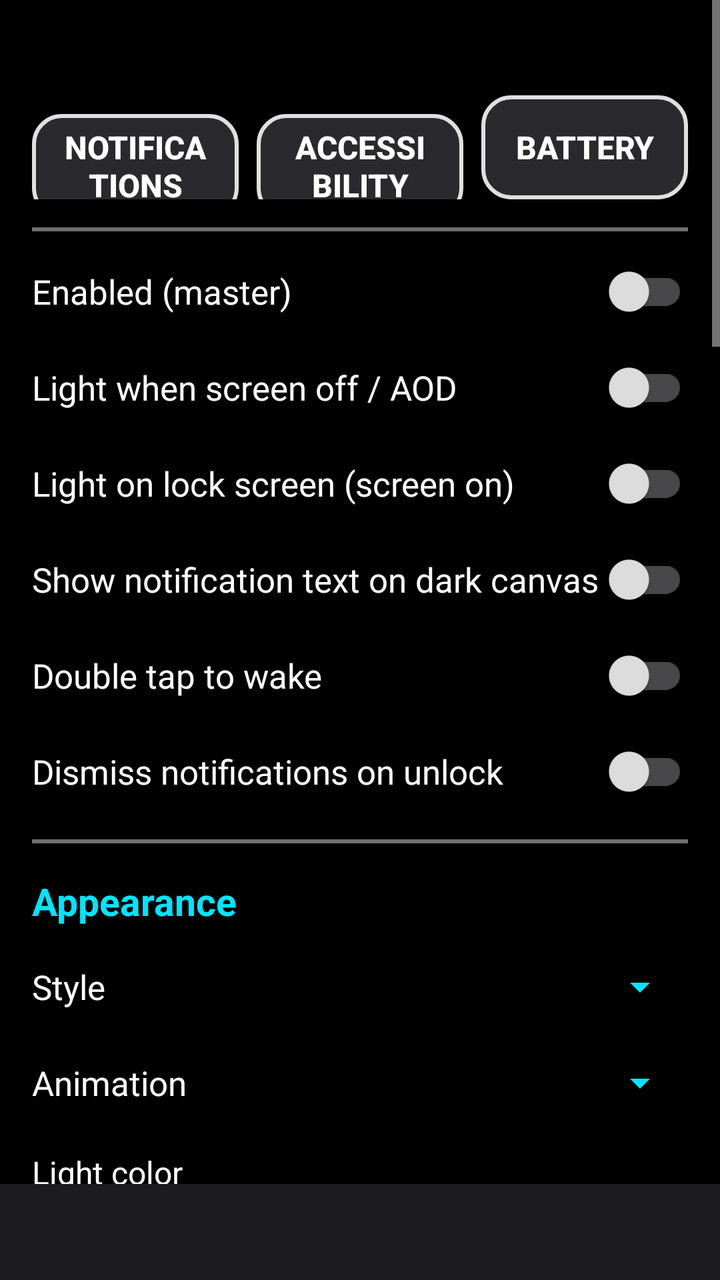
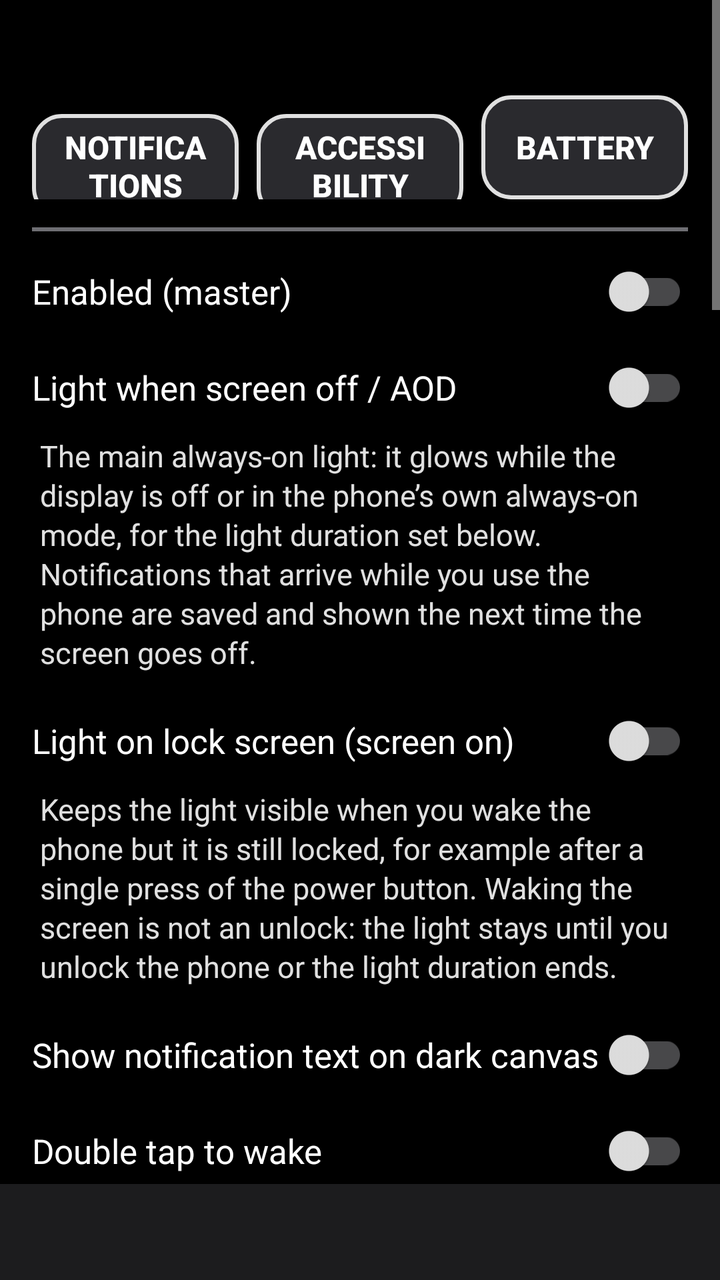

Screens rendered from an Android XML layout before and after an edit, with the pre-edit source and the edit as a unified diff.
<!-- AndroidManifest.xml: application theme Theme.AoD -->
<!-- res/layout/activity_main.xml -->
<?xml version="1.0" encoding="utf-8"?>
<LinearLayout xmlns:android="http://schemas.android.com/apk/res/android"
    xmlns:app="http://schemas.android.com/apk/res-auto"
    android:layout_width="match_parent"
    android:layout_height="match_parent"
    android:background="@color/hc_bg"
    android:orientation="vertical">

    <ScrollView
        android:layout_width="match_parent"
        android:layout_height="0dp"
        android:layout_weight="1"
        android:fillViewport="true"
        android:scrollbarStyle="outsideOverlay">

        <LinearLayout
            android:layout_width="match_parent"
            android:layout_height="wrap_content"
            android:orientation="vertical"
            android:padding="16dp">

            <TextView
                android:id="@+id/status_text"
                android:layout_width="match_parent"
                android:layout_height="wrap_content"
                android:textColor="@color/hc_text"
                android:textSize="16sp"
                android:textStyle="bold"
                android:typeface="monospace"
                android:paddingBottom="10dp" />

            <LinearLayout
                android:layout_width="match_parent"
                android:layout_height="wrap_content"
                android:orientation="horizontal">

                <Button
                    android:id="@+id/btn_notif_access"
                    style="@style/BtnSecondary"
                    android:layout_width="0dp"
                    android:layout_weight="1"
                    android:layout_marginEnd="6dp"
                    android:text="@string/btn_notif_access" />

                <Button
                    android:id="@+id/btn_accessibility"
                    style="@style/BtnSecondary"
                    android:layout_width="0dp"
                    android:layout_weight="1"
                    android:layout_marginStart="3dp"
                    android:layout_marginEnd="3dp"
                    android:text="@string/btn_accessibility" />

                <Button
                    android:id="@+id/btn_battery"
                    style="@style/BtnSecondary"
                    android:layout_width="0dp"
                    android:layout_weight="1"
                    android:layout_marginStart="6dp"
                    android:text="@string/btn_battery" />
            </LinearLayout>

            <Button
                android:id="@+id/btn_auto_enable"
                style="@style/BtnPrimary"
                android:layout_width="match_parent"
                android:layout_marginTop="8dp"
                android:visibility="gone"
                android:text="@string/btn_auto_enable" />

            <View android:layout_width="match_parent" android:layout_height="2dp"
                android:layout_marginTop="14dp" android:layout_marginBottom="6dp"
                android:background="@color/hc_border" />

            <androidx.appcompat.widget.SwitchCompat android:id="@+id/sw_enabled" style="@style/SettingSwitch"
                app:thumbTint="@color/switch_thumb" app:trackTint="@color/switch_track"
                android:text="@string/set_enabled" />
            <androidx.appcompat.widget.SwitchCompat android:id="@+id/sw_aod_light" style="@style/SettingSwitch"
                app:thumbTint="@color/switch_thumb" app:trackTint="@color/switch_track"
                android:text="@string/set_aod_light" />
            <androidx.appcompat.widget.SwitchCompat android:id="@+id/sw_screen_on_light" style="@style/SettingSwitch"
                app:thumbTint="@color/switch_thumb" app:trackTint="@color/switch_track"
                android:text="@string/set_screen_on_light" />
            <androidx.appcompat.widget.SwitchCompat android:id="@+id/sw_preview" style="@style/SettingSwitch"
                app:thumbTint="@color/switch_thumb" app:trackTint="@color/switch_track"
                android:text="@string/set_preview" />
            <androidx.appcompat.widget.SwitchCompat android:id="@+id/sw_double_tap" style="@style/SettingSwitch"
                app:thumbTint="@color/switch_thumb" app:trackTint="@color/switch_track"
                android:text="@string/set_double_tap" />
            <androidx.appcompat.widget.SwitchCompat android:id="@+id/sw_clear_unlock" style="@style/SettingSwitch"
                app:thumbTint="@color/switch_thumb" app:trackTint="@color/switch_track"
                android:text="@string/set_clear_unlock" />

            <View android:layout_width="match_parent" android:layout_height="2dp"
                android:layout_marginTop="10dp" android:layout_marginBottom="6dp"
                android:background="@color/hc_border" />

            <TextView style="@style/SectionLabel" android:text="@string/sec_appearance" />

            <LinearLayout android:layout_width="match_parent" android:layout_height="wrap_content"
                android:orientation="horizontal" android:gravity="center_vertical"
                android:minHeight="48dp">
                <TextView style="@style/InlineLabel" android:text="@string/set_style"
                    android:labelFor="@+id/sp_style" />
                <Spinner android:id="@+id/sp_style" android:layout_width="0dp"
                    android:layout_height="wrap_content" android:layout_weight="1"
                    android:backgroundTint="@color/hc_accent" />
            </LinearLayout>

            <LinearLayout android:layout_width="match_parent" android:layout_height="wrap_content"
                android:orientation="horizontal" android:gravity="center_vertical"
                android:minHeight="48dp">
                <TextView style="@style/InlineLabel" android:text="@string/set_anim"
                    android:labelFor="@+id/sp_anim" />
                <Spinner android:id="@+id/sp_anim" android:layout_width="0dp"
                    android:layout_height="wrap_content" android:layout_weight="1"
                    android:backgroundTint="@color/hc_accent" />
            </LinearLayout>

            <TextView style="@style/SliderLabel" android:text="@string/set_color" />
            <LinearLayout
                android:id="@+id/color_row"
                android:layout_width="match_parent"
                android:layout_height="wrap_content"
                android:orientation="horizontal"
                android:layout_marginTop="4dp" />

            <androidx.appcompat.widget.SwitchCompat android:id="@+id/sw_auto_color" style="@style/SettingSwitch"
                app:thumbTint="@color/switch_thumb" app:trackTint="@color/switch_track"
                android:text="@string/set_auto_color" />
            <androidx.appcompat.widget.SwitchCompat android:id="@+id/sw_eco" style="@style/SettingSwitch"
                app:thumbTint="@color/switch_thumb" app:trackTint="@color/switch_track"
                android:text="@string/set_eco" />

            <TextView android:id="@+id/lbl_timeout" style="@style/SliderLabel"
                android:labelFor="@+id/sb_timeout" />
            <SeekBar android:id="@+id/sb_timeout" android:layout_width="match_parent"
                android:layout_height="wrap_content" android:minHeight="48dp"
                android:max="290"
                android:progressTint="@color/hc_accent" android:thumbTint="@color/hc_accent"
                android:secondaryProgressTint="@color/hc_border" />

            <TextView android:id="@+id/lbl_brightness" style="@style/SliderLabel"
                android:labelFor="@+id/sb_brightness" />
            <SeekBar android:id="@+id/sb_brightness" android:layout_width="match_parent"
                android:layout_height="wrap_content" android:minHeight="48dp"
                android:max="95"
                android:progressTint="@color/hc_accent" android:thumbTint="@color/hc_accent"
                android:secondaryProgressTint="@color/hc_border" />

            <TextView android:id="@+id/lbl_stroke" style="@style/SliderLabel"
                android:labelFor="@+id/sb_stroke" />
            <SeekBar android:id="@+id/sb_stroke" android:layout_width="match_parent"
                android:layout_height="wrap_content" android:minHeight="48dp"
                android:max="14"
                android:progressTint="@color/hc_accent" android:thumbTint="@color/hc_accent"
                android:secondaryProgressTint="@color/hc_border" />

            <TextView android:id="@+id/lbl_speed" style="@style/SliderLabel"
                android:labelFor="@+id/sb_speed" />
            <SeekBar android:id="@+id/sb_speed" android:layout_width="match_parent"
                android:layout_height="wrap_content" android:minHeight="48dp"
                android:max="37"
                android:progressTint="@color/hc_accent" android:thumbTint="@color/hc_accent"
                android:secondaryProgressTint="@color/hc_border" />

            <androidx.appcompat.widget.SwitchCompat android:id="@+id/sw_interval" style="@style/SettingSwitch"
                app:thumbTint="@color/switch_thumb" app:trackTint="@color/switch_track"
                android:text="@string/set_interval" />

            <LinearLayout android:layout_width="match_parent" android:layout_height="wrap_content"
                android:orientation="horizontal" android:gravity="center_vertical">
                <TextView style="@style/InlineLabel" android:text="@string/set_interval_on"
                    android:labelFor="@+id/et_interval_on" />
                <EditText android:id="@+id/et_interval_on" style="@style/NumberInput" />
                <TextView style="@style/InlineLabel" android:text="@string/set_interval_off"
                    android:labelFor="@+id/et_interval_off" android:paddingStart="16dp" />
                <EditText android:id="@+id/et_interval_off" style="@style/NumberInput" />
            </LinearLayout>

            <View android:layout_width="match_parent" android:layout_height="2dp"
                android:layout_marginTop="14dp" android:layout_marginBottom="6dp"
                android:background="@color/hc_border" />

            <TextView style="@style/SectionLabel" android:text="@string/sec_behavior" />

            <androidx.appcompat.widget.SwitchCompat android:id="@+id/sw_night" style="@style/SettingSwitch"
                app:thumbTint="@color/switch_thumb" app:trackTint="@color/switch_track"
                android:text="@string/set_night" />

            <LinearLayout android:layout_width="match_parent" android:layout_height="wrap_content"
                android:orientation="horizontal" android:gravity="center_vertical">
                <TextView style="@style/InlineLabel" android:text="@string/set_night_start"
                    android:labelFor="@+id/et_night_start" />
                <EditText android:id="@+id/et_night_start" style="@style/TimeInput" />
                <TextView style="@style/InlineLabel" android:text="@string/set_night_end"
                    android:labelFor="@+id/et_night_end" android:paddingStart="16dp" />
                <EditText android:id="@+id/et_night_end" style="@style/TimeInput" />
            </LinearLayout>

            <androidx.appcompat.widget.SwitchCompat android:id="@+id/sw_dnd" style="@style/SettingSwitch"
                app:thumbTint="@color/switch_thumb" app:trackTint="@color/switch_track"
                android:text="@string/set_dnd" />
            <androidx.appcompat.widget.SwitchCompat android:id="@+id/sw_battery_light" style="@style/SettingSwitch"
                app:thumbTint="@color/switch_thumb" app:trackTint="@color/switch_track"
                android:text="@string/set_battery_light" />
            <androidx.appcompat.widget.SwitchCompat android:id="@+id/sw_ignore_persistent" style="@style/SettingSwitch"
                app:thumbTint="@color/switch_thumb" app:trackTint="@color/switch_track"
                android:text="@string/set_ignore_persistent" />

            <LinearLayout android:layout_width="match_parent" android:layout_height="wrap_content"
                android:orientation="horizontal" android:gravity="center_vertical"
                android:minHeight="48dp">
                <TextView style="@style/InlineLabel" android:text="@string/set_filter"
                    android:labelFor="@+id/sp_filter" />
                <Spinner android:id="@+id/sp_filter" android:layout_width="0dp"
                    android:layout_height="wrap_content" android:layout_weight="1"
                    android:backgroundTint="@color/hc_accent" />
            </LinearLayout>

            <Button android:id="@+id/btn_select_apps" style="@style/BtnPrimary"
                android:layout_width="match_parent" android:layout_marginTop="6dp"
                android:text="@string/btn_select_apps" />

            <View android:layout_width="match_parent" android:layout_height="2dp"
                android:layout_marginTop="14dp" android:layout_marginBottom="6dp"
                android:background="@color/hc_border" />

            <TextView style="@style/SectionLabel" android:text="@string/sec_cutout" />

            <Button android:id="@+id/btn_detect_cutout" style="@style/BtnSecondary"
                android:layout_width="match_parent"
                android:text="@string/btn_detect_cutout" />

            <TextView android:id="@+id/lbl_cutout_x" style="@style/SliderLabel"
                android:labelFor="@+id/sb_cutout_x" />
            <SeekBar android:id="@+id/sb_cutout_x" android:layout_width="match_parent"
                android:layout_height="wrap_content" android:minHeight="48dp"
                android:max="200"
                android:progressTint="@color/hc_accent" android:thumbTint="@color/hc_accent" />

            <TextView android:id="@+id/lbl_cutout_y" style="@style/SliderLabel"
                android:labelFor="@+id/sb_cutout_y" />
            <SeekBar android:id="@+id/sb_cutout_y" android:layout_width="match_parent"
                android:layout_height="wrap_content" android:minHeight="48dp"
                android:max="200"
                android:progressTint="@color/hc_accent" android:thumbTint="@color/hc_accent" />

            <TextView android:id="@+id/lbl_cutout_scale" style="@style/SliderLabel"
                android:labelFor="@+id/sb_cutout_scale" />
            <SeekBar android:id="@+id/sb_cutout_scale" android:layout_width="match_parent"
                android:layout_height="wrap_content" android:minHeight="48dp"
                android:max="150"
                android:progressTint="@color/hc_accent" android:thumbTint="@color/hc_accent" />

            <LinearLayout android:layout_width="match_parent" android:layout_height="wrap_content"
                android:orientation="horizontal" android:layout_marginTop="16dp">
                <Button android:id="@+id/btn_test" style="@style/BtnPrimary"
                    android:layout_width="0dp" android:layout_weight="1"
                    android:layout_marginEnd="6dp"
                    android:text="@string/btn_test" />
                <Button android:id="@+id/btn_hide" style="@style/BtnSecondary"
                    android:layout_width="0dp" android:layout_weight="1"
                    android:layout_marginStart="6dp"
                    android:text="@string/btn_hide" />
            </LinearLayout>

            <Button android:id="@+id/btn_toggle_log" style="@style/BtnSecondary"
                android:layout_width="match_parent" android:layout_marginTop="10dp"
                android:text="@string/log_show" />
        </LinearLayout>
    </ScrollView>

    <TextView
        android:id="@+id/debug_text"
        android:layout_width="match_parent"
        android:layout_height="130dp"
        android:visibility="gone"
        android:text=""
        android:textAlignment="textStart"
        android:textColor="@color/hc_text_dim"
        android:textSize="13sp"
        android:typeface="monospace"
        android:gravity="bottom"
        android:paddingStart="10dp"
        android:paddingEnd="10dp"
        android:background="@color/hc_surface" />

    <androidx.recyclerview.widget.RecyclerView
        android:id="@+id/recyclerView"
        android:layout_width="match_parent"
        android:layout_height="48dp"
        android:layout_gravity="start"
        android:background="@color/hc_surface"
        android:nestedScrollingEnabled="false"
        android:overScrollMode="never" />

</LinearLayout>
<!-- resources referenced by this layout -->
<resources>
  <color name="hc_accent">#FF00E5FF</color>
  <color name="hc_bg">#FF000000</color>
  <color name="hc_border">#FF6E6E73</color>
  <color name="hc_surface">#FF1C1C1E</color>
  <color name="hc_text">#FFFFFFFF</color>
  <color name="hc_text_dim">#FFE0E0E0</color>
  <string name="btn_accessibility">Accessibility</string>
  <string name="btn_auto_enable">Auto-enable accessibility (ADB permission granted)</string>
  <string name="btn_battery">Battery</string>
  <string name="btn_detect_cutout">Detect camera cutout</string>
  <string name="btn_hide">Hide</string>
  <string name="btn_notif_access">Notifications</string>
  <string name="btn_select_apps">Choose apps…</string>
  <string name="btn_test">Test light</string>
  <string name="log_show">Show debug log</string>
  <string name="sec_appearance">Appearance</string>
  <string name="sec_behavior">Behavior</string>
  <string name="sec_cutout">Camera ring calibration</string>
  <string name="set_anim">Animation</string>
  <string name="set_aod_light">Light when screen off / AOD</string>
  <string name="set_auto_color">Auto color from app icon</string>
  <string name="set_battery_light">Charging / full / low battery light</string>
  <string name="set_clear_unlock">Dismiss notifications on unlock</string>
  <string name="set_color">Light color</string>
  <string name="set_dnd">Respect Do Not Disturb</string>
  <string name="set_double_tap">Double tap to wake</string>
  <string name="set_eco">ECO mode (fewer frames)</string>
  <string name="set_enabled">Enabled (master)</string>
  <string name="set_filter">Apps</string>
  <string name="set_ignore_persistent">Ignore persistent notifications</string>
  <string name="set_interval">Interval mode (on/off cycling)</string>
  <string name="set_interval_off">Off (s)</string>
  <string name="set_interval_on">On (s)</string>
  <string name="set_night">Night quiet hours</string>
  <string name="set_night_end">To</string>
  <string name="set_night_start">From</string>
  <string name="set_preview">Show notification text on dark canvas</string>
  <string name="set_screen_on_light">Light on lock screen (screen on)</string>
  <string name="set_style">Style</string>
  <style name="BtnSecondary" parent="BtnPrimary">
          <item name="android:background">@drawable/bg_btn_secondary</item>
          <item name="android:textColor">@color/hc_text</item>
      </style>
  <style name="TimeInput" parent="NumberInput">
          <item name="android:layout_width">88dp</item>
          <item name="android:inputType">time</item>
          <item name="android:maxLength">5</item>
      </style>
  <color name="hc_on_accent">#FF000000</color>
  <color name="black">#FF000000</color>
  <color name="hc_surface2">#FF2A2A2E</color>
  <!-- unchanged entries left out for length: 11 -->
</resources>

<!-- the commit's change to res/layout/activity_main.xml (unified diff, before → after) -->
@@ -78,9 +78,11 @@
             <androidx.appcompat.widget.SwitchCompat android:id="@+id/sw_aod_light" style="@style/SettingSwitch"
                 app:thumbTint="@color/switch_thumb" app:trackTint="@color/switch_track"
                 android:text="@string/set_aod_light" />
+            <TextView style="@style/SettingSummary" android:text="@string/set_aod_light_sum" />
             <androidx.appcompat.widget.SwitchCompat android:id="@+id/sw_screen_on_light" style="@style/SettingSwitch"
                 app:thumbTint="@color/switch_thumb" app:trackTint="@color/switch_track"
                 android:text="@string/set_screen_on_light" />
+            <TextView style="@style/SettingSummary" android:text="@string/set_screen_on_light_sum" />
             <androidx.appcompat.widget.SwitchCompat android:id="@+id/sw_preview" style="@style/SettingSwitch"
                 app:thumbTint="@color/switch_thumb" app:trackTint="@color/switch_track"
                 android:text="@string/set_preview" />
<!-- resource entries referenced after the edit -->
@@ -20,6 +20,7 @@
   <string name="sec_cutout">Camera ring calibration</string>
   <string name="set_anim">Animation</string>
   <string name="set_aod_light">Light when screen off / AOD</string>
+  <string name="set_aod_light_sum">The main always-on light: it glows while the display is off or in the phone\u2019s own always-on mode, for the light duration set below. Notifications that arrive while you use the phone are saved and shown the next time the screen goes off.</string>
   <string name="set_auto_color">Auto color from app icon</string>
   <string name="set_battery_light">Charging / full / low battery light</string>
   <string name="set_clear_unlock">Dismiss notifications on unlock</string>
@@ -38,10 +39,21 @@
   <string name="set_night_start">From</string>
   <string name="set_preview">Show notification text on dark canvas</string>
   <string name="set_screen_on_light">Light on lock screen (screen on)</string>
+  <string name="set_screen_on_light_sum">Keeps the light visible when you wake the phone but it is still locked, for example after a single press of the power button. Waking the screen is not an unlock: the light stays until you unlock the phone or the light duration ends.</string>
   <string name="set_style">Style</string>
   <style name="BtnSecondary" parent="BtnPrimary">
           <item name="android:background">@drawable/bg_btn_secondary</item>
           <item name="android:textColor">@color/hc_text</item>
+      </style>
+  <style name="SettingSummary">
+          <item name="android:layout_width">match_parent</item>
+          <item name="android:layout_height">wrap_content</item>
+          <item name="android:textSize">15sp</item>
+          <item name="android:textColor">@color/hc_text_dim</item>
+          <item name="android:lineSpacingExtra">2dp</item>
+          <item name="android:paddingStart">4dp</item>
+          <item name="android:paddingEnd">4dp</item>
+          <item name="android:paddingBottom">10dp</item>
       </style>
   <style name="TimeInput" parent="NumberInput">
           <item name="android:layout_width">88dp</item>
